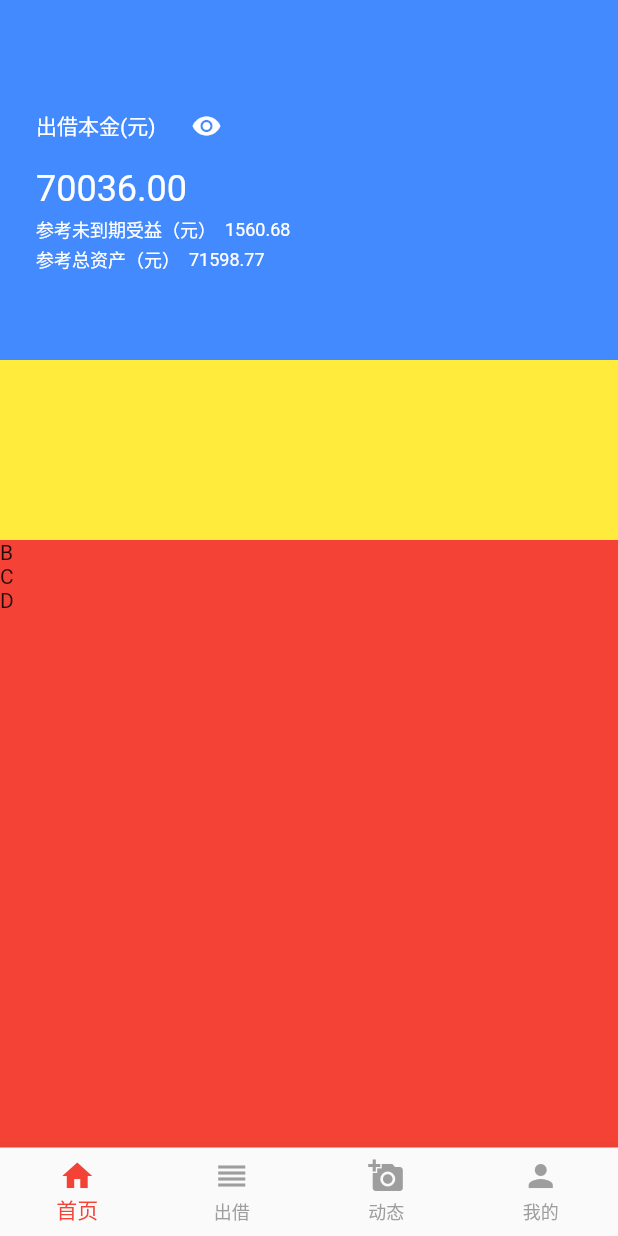
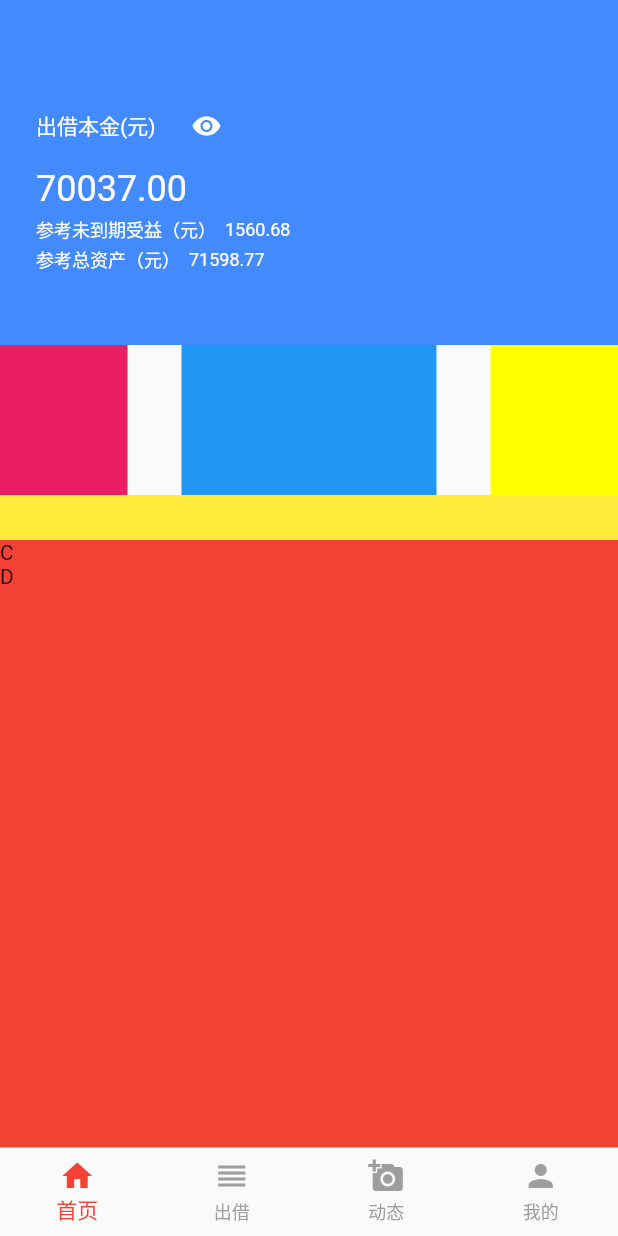
Before and after one commit to mingfeng002/flutterdemo, a Flutter app: the screen it shows after launch, on a phone screen of 412 x 824 dp. Run offline on Flutter 3.47's test engine with Material 2 defaults, Android fonts, the phone set to English and light mode, and no system bars.

Commit message:
添加pageview效果

```diff
--- a/lib/home/home.dart
+++ b/lib/home/home.dart
@@ -21,12 +21,11 @@ class HomePageLayout extends State<HomePage> {
           sliver: new SliverList(
             delegate: new SliverChildListDelegate(
               <Widget>[
-                new _topLayout(_isHide, "70036.00", "1560.68", "71598.77", () {
+                new _topLayout(_isHide, "70037.00", "1560.68", "71598.77", () {
                   setState(() {
                     _isHide = !_isHide;
                   });
                 }),
-                const Text('B'),
                 const Text('C'),
                 const Text('D'),
               ],
@@ -37,6 +36,23 @@ class HomePageLayout extends State<HomePage> {
     );
   }
 }
+
+//class _topLayout extends StatefulWidget {
+//  String _lendNum;
+//  String _expectNum;
+//  String _totalNum;
+//  VoidCallback _callback;
+//  bool isHide;
+//
+//  _topLayout(this.isHide, this._lendNum, this._expectNum, this._totalNum,
+//      this._callback);
+//
+//  @override
+//  State<StatefulWidget> createState() {
+//    return new _topLayoutState(this.isHide, this._lendNum, this._expectNum,
+//        this._totalNum, this._callback);
+//  }
+//}
 
 class _topLayout extends StatelessWidget {
   String _lendNum;
@@ -54,22 +70,22 @@ class _topLayout extends StatelessWidget {
 
   @override
   Widget build(BuildContext context) {
-    return new Container(
+    return Container(
       height: 360,
       color: Colors.yellow,
       child: Stack(children: <Widget>[
-        new Align(
+        Align(
           alignment: Alignment.topLeft,
-          child: new Container(
+          child: Container(
             padding: EdgeInsets.fromLTRB(24, 60, 0, 0),
             height: 240,
             color: Colors.blueAccent,
             child: Column(
               crossAxisAlignment: CrossAxisAlignment.start,
               children: <Widget>[
-                new Row(
+                Row(
                   children: <Widget>[
-                    new Text("出借本金(元)", style: TextStyle(color: Colors.white)),
+                    Text("出借本金(元)", style: TextStyle(color: Colors.white)),
                     SizedBox(
                       width: 10,
                     ),
@@ -83,20 +99,20 @@ class _topLayout extends StatelessWidget {
                 SizedBox(
                   height: 4,
                 ),
-                new Text(_hideString(_lendNum),
+                Text(_hideString(_lendNum),
                     textAlign: TextAlign.left,
                     style: TextStyle(color: Colors.white, fontSize: 24)),
                 SizedBox(
                   height: 4,
                 ),
-                new Row(
+                Row(
                   children: <Widget>[
-                    new Text("参考未到期受益（元）",
+                    Text("参考未到期受益（元）",
                         style: TextStyle(color: Colors.white, fontSize: 12)),
                     SizedBox(
                       width: 6,
                     ),
-                    new Text(_hideString(_expectNum),
+                    Text(_hideString(_expectNum),
                         textAlign: TextAlign.left,
                         style: TextStyle(color: Colors.white, fontSize: 12)),
                   ],
@@ -104,14 +120,14 @@ class _topLayout extends StatelessWidget {
                 SizedBox(
                   height: 2,
                 ),
-                new Row(
+                Row(
                   children: <Widget>[
-                    new Text("参考总资产（元）",
+                    Text("参考总资产（元）",
                         style: TextStyle(color: Colors.white, fontSize: 12)),
                     SizedBox(
                       width: 6,
                     ),
-                    new Text(_hideString(_totalNum),
+                    Text(_hideString(_totalNum),
                         textAlign: TextAlign.left,
                         style: TextStyle(color: Colors.white, fontSize: 12)),
                   ],
@@ -120,11 +136,12 @@ class _topLayout extends StatelessWidget {
             ),
           ),
         ),
-        new Align(
+        Align(
           alignment: Alignment.bottomLeft,
-          child: new Container(
+          child: Container(
             margin: EdgeInsets.fromLTRB(0, 0, 0, 30),
-            height: 150,
+            height: 100,
+            child: Carroussel(),
             // color: Colors.pink,
           ),
         )
@@ -133,3 +150,71 @@ class _topLayout extends StatelessWidget {
     );
   }
 }
+
+class Carroussel extends StatefulWidget {
+  @override
+  _CarrousselState createState() => new _CarrousselState();
+}
+
+class _CarrousselState extends State<Carroussel> {
+  PageController controller;
+  int currentpage = 1;
+  List _pages=[new Container(color: Colors.pink,),new Container(color: Colors.blue,),
+    new Container(color: Colors.yellowAccent,),new Container(color: Colors.cyan,)];
+
+  @override
+  initState() {
+    super.initState();
+    controller = new PageController(
+      initialPage: currentpage,
+      keepPage: false,
+      viewportFraction: 0.5,
+    );
+  }
+
+  @override
+  dispose() {
+    controller.dispose();
+    super.dispose();
+  }
+
+  @override
+  Widget build(BuildContext context) {
+    return new Scaffold(
+      body: new Center(
+        child: new Container(
+          child: new PageView.builder(
+              onPageChanged: (value) {
+                setState(() {
+                  currentpage = value;
+                });
+              },
+              controller: controller,
+              itemBuilder: (context, index) => builder(index)),
+        ),
+      ),
+    );
+  }
+
+  builder(int index) {
+    return new AnimatedBuilder(
+      animation: controller,
+      builder: (context, child) {
+        double value = 1.0;
+        if (controller.position.haveDimensions) {
+          value = controller.page - index;
+          value = (1 - (value.abs() * .5)).clamp(0.0, 1.0);
+        }
+        return new Center(
+          child: new SizedBox(
+            height: Curves.easeOut.transform(value) * 100,
+//            width: Curves.easeOut.transform(value) * 200,
+            width: 170,
+            child: child,
+          ),
+        );
+      },
+      child: _pages[index%_pages.length],
+    );
+  }
+}
```
Also changed, not shown: pubspec.lock.
